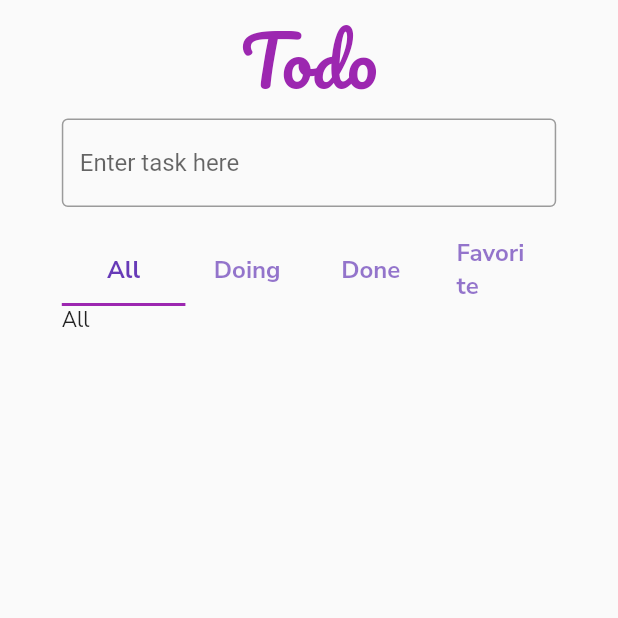
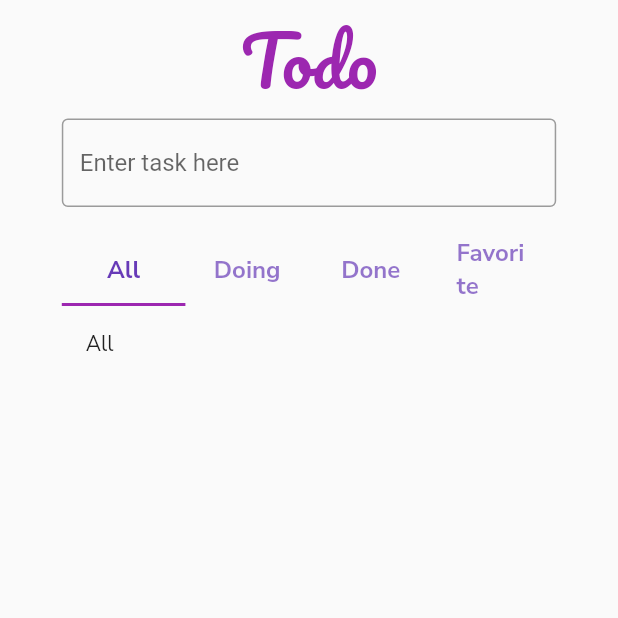
Before and after one commit to rajbahakdanyu/riverpod_cc, a Flutter app: the screen it shows after launch, on a phone screen of 412 x 824 dp, the top half of it. Run offline on Flutter 3.47's test engine with Material 2 defaults, Android fonts, the phone set to English and light mode, and no system bars; our stand-ins replace flutter_riverpod, google_fonts.

Commit message:
Added padding

```diff
--- a/lib/screens/home.dart
+++ b/lib/screens/home.dart
@@ -60,7 +60,9 @@ class HomeScreen extends ConsumerWidget {
                 SizedBox(
                   width: MediaQuery.of(context).size.width * .8,
                   height: MediaQuery.of(context).size.height * .7,
-                  child: const TabBarView(
+                  child: const Padding(
+                    padding: EdgeInsets.all(16),
+                    child: TabBarView(
                       physics: NeverScrollableScrollPhysics(),
                       children: [
                         Text('All'),
@@ -68,6 +70,7 @@ class HomeScreen extends ConsumerWidget {
                         Text('Done'),
                         Text('Favorite'),
                       ],
+                    ),
                   ),
                 ),
               ],
```
Lines whose indentation alone changed are shown as unchanged.
